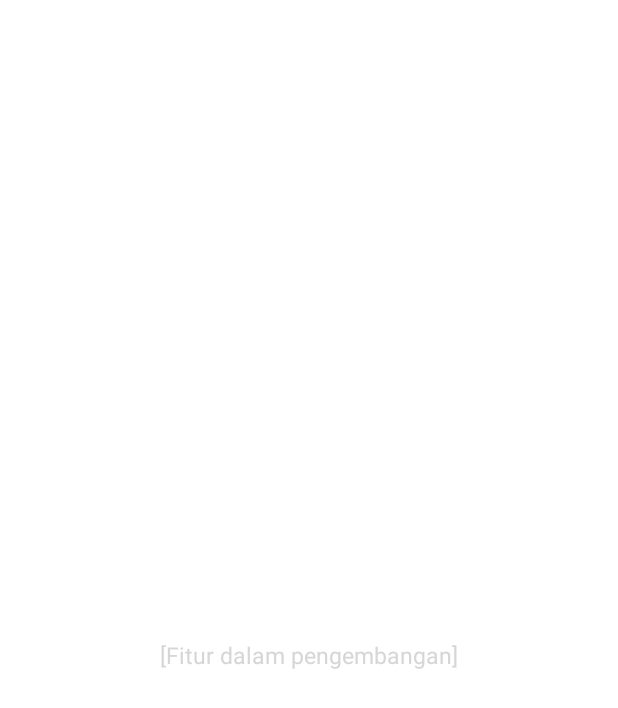
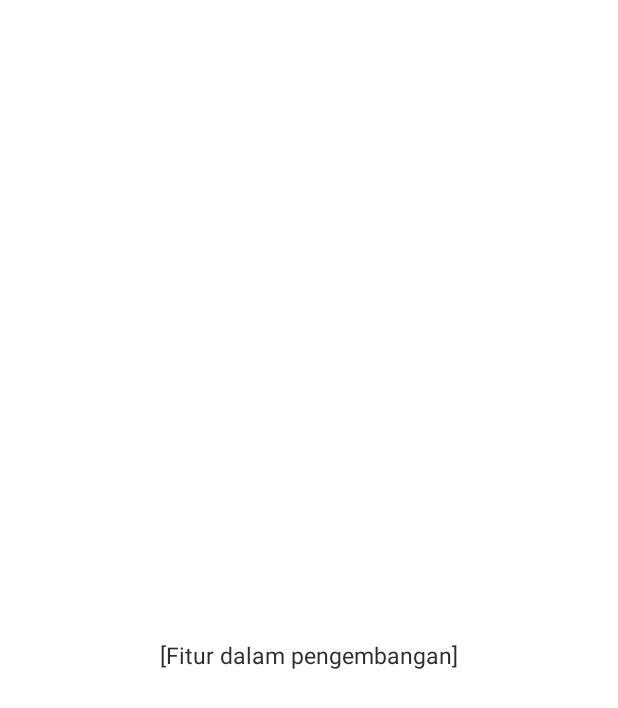
Before and after one commit to mfyasykur/TraBas-Access, an Android app: the layout bottom_sheet_scan_bar.xml on its own in the app's theme, with its tools: preview values and no code run, on a phone screen of 412 x 824 dp. Shown: the top 708 px of the screen. Run offline under Robolectric (Android 15) with nearby library versions, the phone set to English and light mode, and no system bars.

Commit message:
Add trabas color guide resources

```diff
--- a/app/src/main/res/values/colors.xml
+++ b/app/src/main/res/values/colors.xml
@@ -7,4 +7,7 @@
     <color name="teal_700">#FF018786</color>
     <color name="black">#FF000000</color>
     <color name="white">#FFFFFFFF</color>
+    <color name="trabas_red">#b40000</color>
+    <color name="trabas_black">#2f2e2e</color>
+    <color name="trabas_gray">#C9C9C9</color>
 </resources>
```
